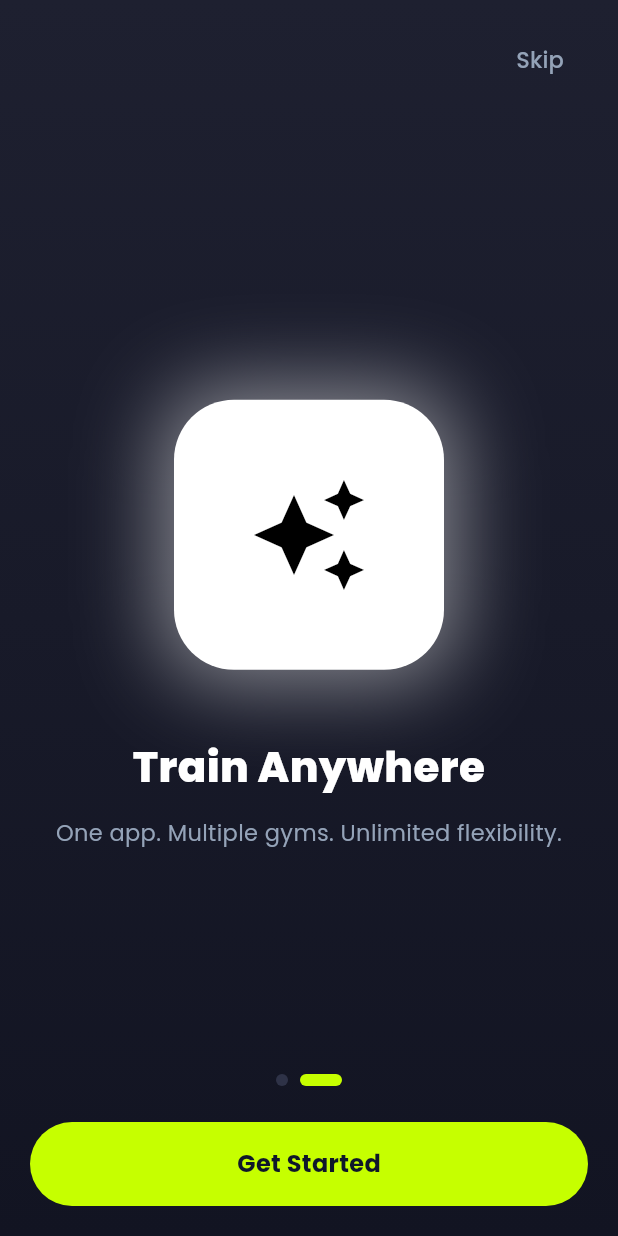
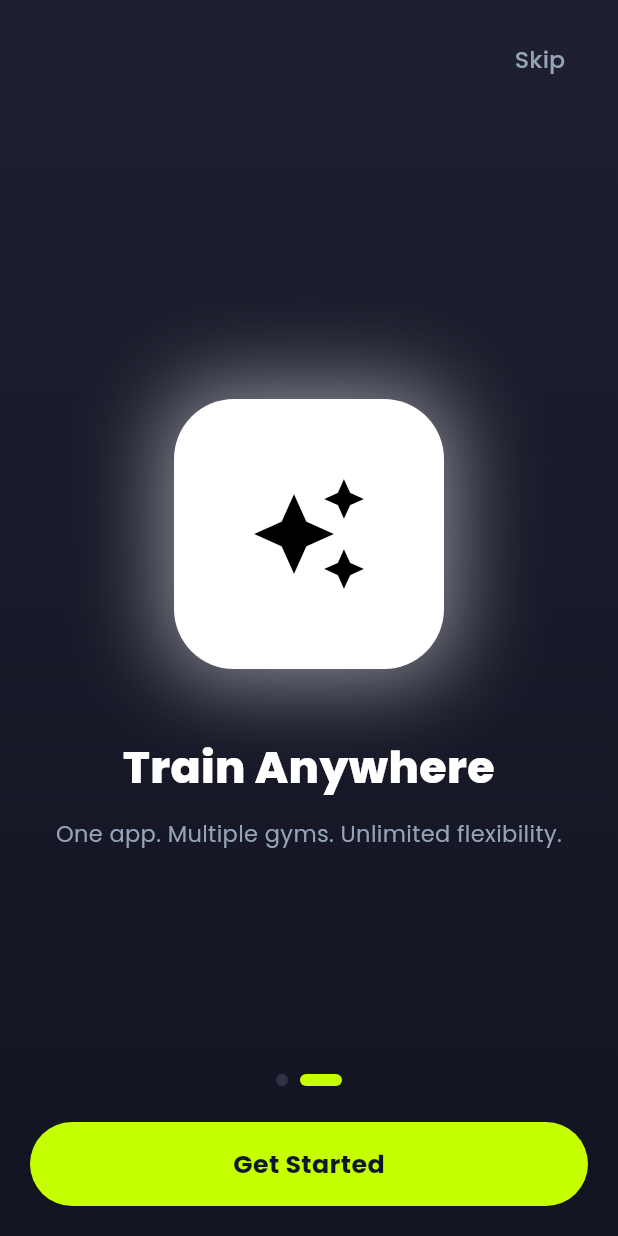
Before and after one commit to Techzoneindiapl/GymZ-User-App, a Flutter app: the screen it shows after launch, swiped to page 2, on a phone screen of 412 x 824 dp. Run offline on Flutter 3.47's test engine with Material 3 defaults, Android fonts, the phone set to English and light mode, and no system bars; our stand-ins replace dio, flutter_local_notifications, flutter_riverpod, flutter_secure_storage, flutter_svg, geolocator and 7 more; missing offline and left inert: gal.

Commit message:
Fix: UI Responsiveness & Buttons Gradient

```diff
--- a/lib/core/widgets/primary_button.dart
+++ b/lib/core/widgets/primary_button.dart
@@ -28,13 +28,32 @@ class PrimaryButton extends StatelessWidget {
   @override
   Widget build(BuildContext context) {
     final disabled = !isEnabled || isLoading || onPressed == null;
+    final useGradient = !AppColors.isDark && color == null;
+
+    final decoration = useGradient
+        ? BoxDecoration(
+            gradient: LinearGradient(
+              colors: [
+                AppColors.accentStart, // current cyan
+                AppColors.accentEnd,   // purple
+              ],
+              begin: Alignment.centerLeft,
+              end: Alignment.centerRight,
+            ),
+            borderRadius: BorderRadius.circular(AppRadius.pill),
+          )
+        : BoxDecoration(
+            color: color ?? AppColors.primary,
+            borderRadius: BorderRadius.circular(AppRadius.pill),
+          );
 
     return AnimatedOpacity(
       duration: const Duration(milliseconds: 200),
       opacity: disabled ? 0.55 : 1.0,
+      child: Container(
+        decoration: decoration,
         child: Material(
-        color: color ?? AppColors.primary,
-        borderRadius: BorderRadius.circular(AppRadius.pill),
+          color: Colors.transparent,
           child: InkWell(
             borderRadius: BorderRadius.circular(AppRadius.pill),
             onTap: disabled ? null : onPressed,
@@ -43,7 +62,7 @@ class PrimaryButton extends StatelessWidget {
               height: 56,
               alignment: Alignment.center,
               child: isLoading
-                ?  SizedBox(
+                  ? SizedBox(
                       width: 22,
                       height: 22,
                       child: CircularProgressIndicator(
@@ -69,6 +88,7 @@ class PrimaryButton extends StatelessWidget {
             ),
           ),
         ),
+      ),
     );
   }
 }
--- a/lib/features/profile/presentation/screens/profile_screen.dart
+++ b/lib/features/profile/presentation/screens/profile_screen.dart
@@ -504,7 +504,7 @@ class _ProfileScreenState extends ConsumerState<ProfileScreen> {
                   _MenuItem(icon: Icons.credit_card_outlined, label: 'Fitness Card', onTap: widget.onFitnessCard),
                   _MenuItem(icon: Icons.history_outlined, label: 'Booking History', onTap: widget.onBookingHistory),
                   _MenuItem(icon: Icons.wallet_outlined, label: 'Wallet', onTap: widget.onWallet),
-                  _MenuItem(icon: Icons.settings_outlined, label: 'Settings', onTap: widget.onSettings),
+                  // _MenuItem(icon: Icons.settings_outlined, label: 'Settings', onTap: widget.onSettings),
                   _MenuItem(
                     icon: Icons.privacy_tip_outlined,
                     label: 'Privacy Policy',
--- a/lib/main.dart
+++ b/lib/main.dart
@@ -35,7 +35,6 @@ class GymzUserApp extends ConsumerWidget {
     AppColors.isDark = themeMode == ThemeMode.dark;
 
     final textSizeScale = ref.watch(textSizeProvider);
-    AppTextStyles.textScaleFactor = textSizeScale == TextSizeScale.large ? 1.25 : 1.0;
 
     return MaterialApp.router(
       title: 'GymZ',
@@ -44,6 +43,14 @@ class GymzUserApp extends ConsumerWidget {
       darkTheme: AppTheme.dark,
       themeMode: themeMode,
       routerConfig: appRouter,
+      builder: (context, child) {
+        final screenWidth = MediaQuery.of(context).size.width;
+        final screenScale = (screenWidth / 390.0).clamp(0.85, 1.25);
+        final userScale = textSizeScale == TextSizeScale.large ? 1.25 : 1.0;
+
+        AppTextStyles.textScaleFactor = screenScale * userScale;
+        return child ?? const SizedBox.shrink();
+      },
     );
   }
 }
```
Also changed, not shown: lib/core/widgets/user_shell_screen.dart (+18 -2 lines). Lines whose indentation alone changed are shown as unchanged.
